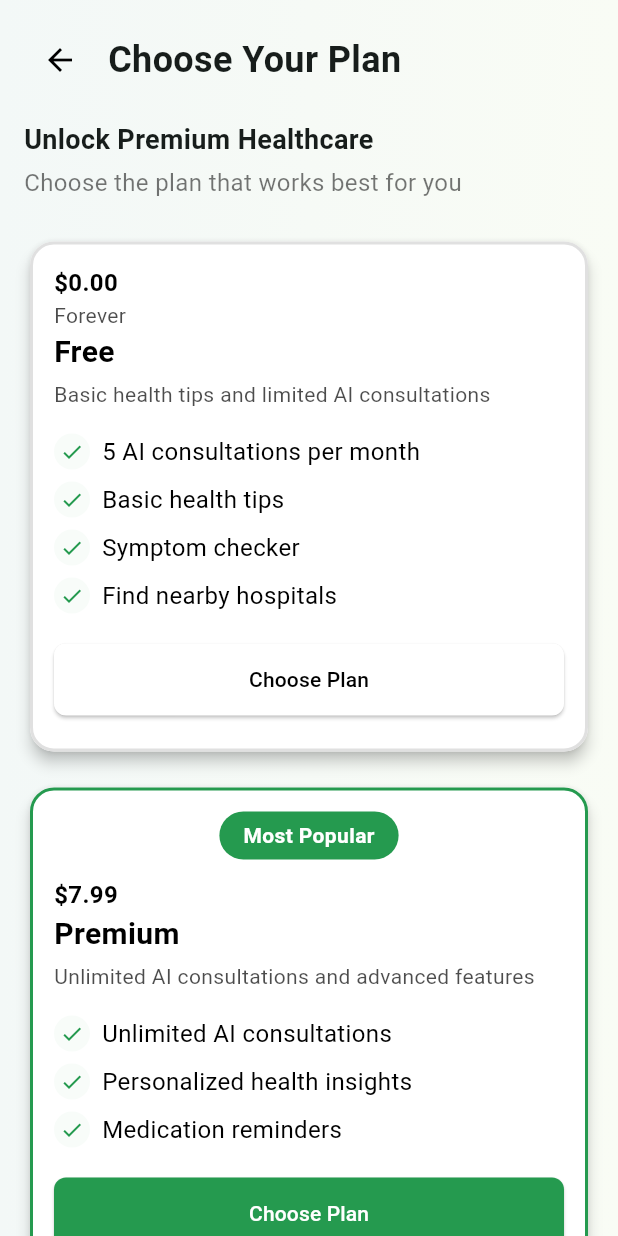
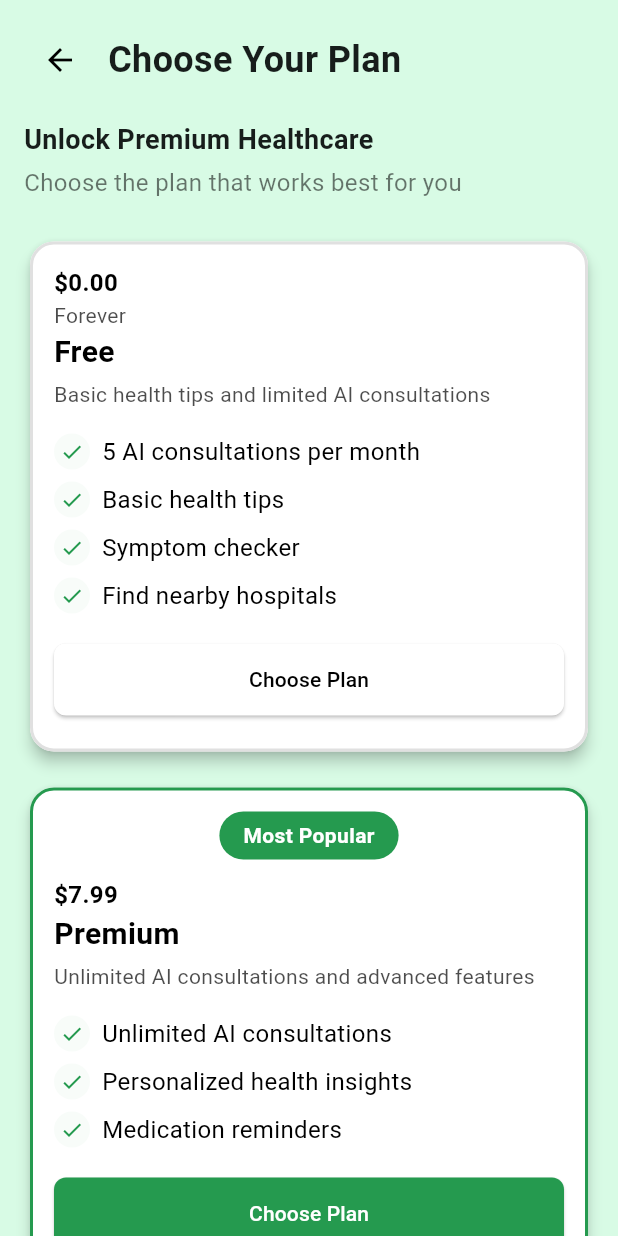
Before and after one commit to JuniorCarti/Haraka-Afya_AI, a Flutter app: the SubscriptionPlansScreen screen opened directly, on a phone screen of 412 x 824 dp. Run offline on Flutter 3.47's test engine with Material 3 defaults, Android fonts, the light colour scheme and no system bars; our stand-ins replace cached_network_image, cloud_firestore, firebase_auth, firebase_core, flutter_dotenv, flutter_svg and 6 more; missing offline and left inert: flutter_polyline_points; accounts and stored records are empty.

Commit message:
style: update SubscriptionPlansScreen background color to #D8FBE5

```diff
--- a/lib/screens/subscription_plans_screen.dart
+++ b/lib/screens/subscription_plans_screen.dart
@@ -8,7 +8,7 @@ class SubscriptionPlansScreen extends StatefulWidget {
 }
 
 class _SubscriptionPlansScreenState extends State<SubscriptionPlansScreen> {
-  String _selectedPlan = 'Premium'; // Default selected plan
+  String _selectedPlan = 'Premium';
 
   void _selectPlan(String plan) {
     setState(() {
@@ -24,16 +24,8 @@ class _SubscriptionPlansScreenState extends State<SubscriptionPlansScreen> {
         return false;
       },
       child: Scaffold(
-        backgroundColor: Colors.white,
-        body: Container(
-          decoration: const BoxDecoration(
-            gradient: LinearGradient(
-              begin: Alignment.centerLeft,
-              end: Alignment.centerRight,
-              colors: [Color(0xFFF3F8F7), Color(0xFFF9FCF5)],
-            ),
-          ),
-          child: SafeArea(
+        backgroundColor: const Color(0xFFD8FBE5),
+        body: SafeArea(
           child: SingleChildScrollView(
             padding: const EdgeInsets.all(16),
             child: Column(
@@ -120,7 +112,6 @@ class _SubscriptionPlansScreenState extends State<SubscriptionPlansScreen> {
                 const SizedBox(height: 24),
                 _buildInfoRow(Icons.lock, 'Secure payments powered by Stripe'),
               ],
-              ),
             ),
           ),
         ),
@@ -212,7 +203,8 @@ class _SubscriptionPlansScreenState extends State<SubscriptionPlansScreen> {
                           padding: const EdgeInsets.symmetric(vertical: 14),
                         ),
                         onPressed: onSelect,
-                        child: Text('Choose Plan', style: TextStyle(color: buttonTextColor))),
+                        child: Text('Choose Plan', style: TextStyle(color: buttonTextColor)),
+                      ),
                     ),
                     const SizedBox(height: 8),
                   ],
```
Lines whose indentation alone changed are shown as unchanged.
